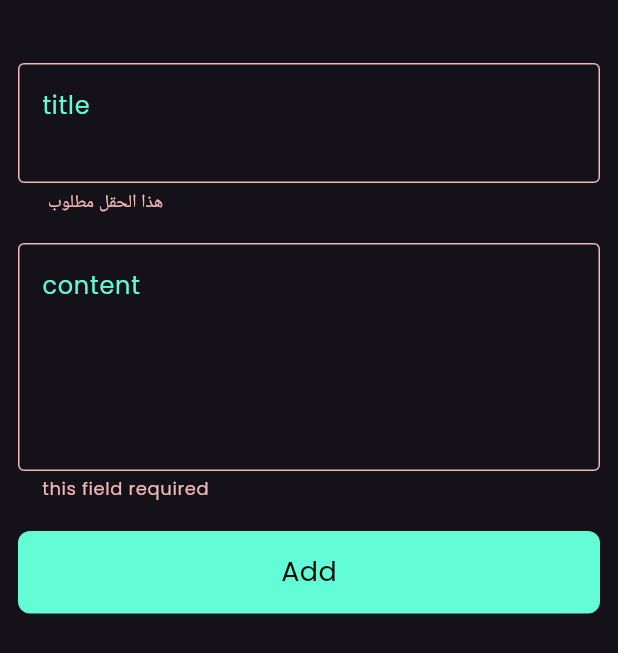
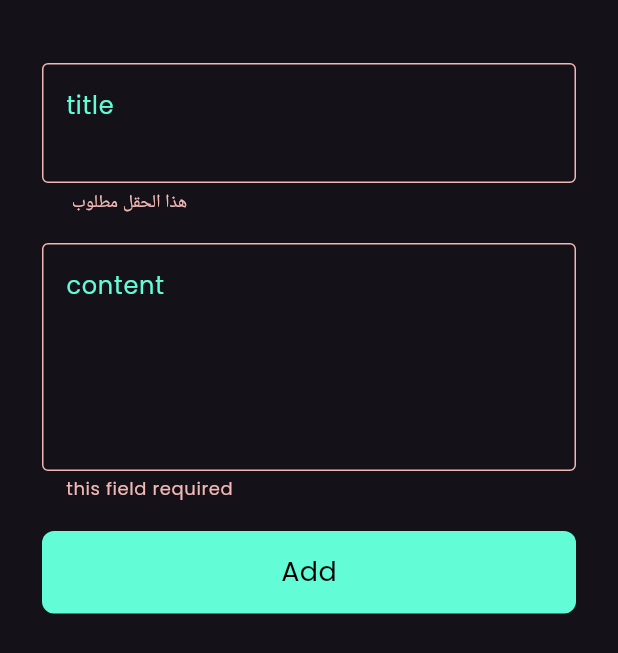
Before and after one commit to Momen-Abdelhaleem/notes, a Flutter app: the AddNoteBottomSheet widget shown alone on an empty page, opened directly, after a tap on "Add", on a phone screen of 412 x 824 dp. Shown: the top 653 px of the screen. Run offline on Flutter 3.47's test engine with Material 3 defaults, Android fonts, the phone set to English and light mode, and no system bars; drawn by our look-alikes of modal_progress_hud_nsn; our stand-ins replace bloc, flutter_bloc, hive, hive_flutter; accounts and stored records are empty.

Commit message:
change add note bottom sheet

```diff
--- /dev/null
+++ b/devtools_options.yaml
@@ -0,0 +1,3 @@
+description: This file stores settings for Dart & Flutter DevTools.
+documentation: https://docs.flutter.dev/tools/devtools/extensions#configure-extension-enablement-states
+extensions:
--- a/lib/cubits/add_note_cubit/add_note_cubit.dart
+++ b/lib/cubits/add_note_cubit/add_note_cubit.dart
@@ -13,10 +13,8 @@ class AddNoteCubit extends Cubit<AddNoteState> {
     emit(AddNoteLoading());
     try {
       var notesBox = Hive.box<NoteModel>(kNotesBox);
-
+      await notesBox.add(note);
       emit(AddNoteSuccess());
-
-      await notesBox.add(note);
     } on Exception catch (e) {
       AddNoteFailure(e.toString());
     }
--- a/lib/main.dart
+++ b/lib/main.dart
@@ -10,8 +10,9 @@ import 'package:note_app/views/home_view.dart';
 void main() async {
   await Hive.initFlutter();
   Bloc.observer = SimpleBlocObserver();
-  await Hive.openBox(kNotesBox);
+
   Hive.registerAdapter(NoteModelAdapter());
+  await Hive.openBox<NoteModel>(kNotesBox);
   runApp(NoteApp());
 }
 
--- a/lib/views/widgets/add_note__form.dart
+++ b/lib/views/widgets/add_note__form.dart
@@ -1,4 +1,7 @@
 import 'package:flutter/material.dart';
+import 'package:flutter_bloc/flutter_bloc.dart' show BlocBuilder, BlocProvider;
+import 'package:note_app/cubits/add_note_cubit/add_note_cubit.dart';
+import 'package:note_app/models/note_model.dart';
 import 'package:note_app/views/widgets/custom_bottom.dart';
 import 'package:note_app/views/widgets/custom_text_field.dart';
 
@@ -47,11 +50,23 @@ class _AddNoteFormState extends State<AddNoteForm> {
             },
           ),
           SizedBox(height: 20),
-          CustomBottom(
-            onTap: () {
-              if (formKey.currentState!.validate()) {
-                formKey.currentState!.save();
-              }
+          BlocBuilder<AddNoteCubit, AddNoteState>(
+            builder: (context, state) {
+              return CustomBottom(
+                isLoading: state is AddNoteLoading ? true : false,
+                onTap: () {
+                  if (formKey.currentState!.validate()) {
+                    formKey.currentState!.save();
+                    var noteModel = NoteModel(
+                      title: title!,
+                      subtitle: subtitle!,
+                      date: DateTime.now().toString(),
+                      color: Colors.blue.value,
+                    );
+                    BlocProvider.of<AddNoteCubit>(context).addNote(noteModel);
+                  }
+                },
+              );
             },
           ),
         ],
--- a/lib/views/widgets/add_note_bottom_sheet.dart
+++ b/lib/views/widgets/add_note_bottom_sheet.dart
@@ -5,13 +5,12 @@ import 'package:note_app/cubits/add_note_cubit/add_note_cubit.dart';
 import 'package:note_app/views/widgets/add_note__form.dart';
 
 class AddNoteBottomSheet extends StatelessWidget {
-  AddNoteBottomSheet({super.key});
+  const AddNoteBottomSheet({super.key});
 
   @override
   Widget build(BuildContext context) {
     return Padding(
       padding: const EdgeInsets.all(12.0),
-      child: SingleChildScrollView(
       child: BlocConsumer<AddNoteCubit, AddNoteState>(
         listener: (context, state) {
           if (state is AddNoteFailure) {}
@@ -20,12 +19,14 @@ class AddNoteBottomSheet extends StatelessWidget {
           }
         },
         builder: (context, state) {
-            return ModalProgressHUD(
-              inAsyncCall: state is AddNoteLoading ? true : false,
-              child: AddNoteForm(),
+          return AbsorbPointer(
+            absorbing: state is AddNoteLoading ? true : false,
+            child: Padding(
+              padding: const EdgeInsets.symmetric(horizontal: 16),
+              child: SingleChildScrollView(child: AddNoteForm()),
+            ),
           );
         },
-        ),
       ),
     );
   }
--- a/lib/views/widgets/custom_bottom.dart
+++ b/lib/views/widgets/custom_bottom.dart
@@ -2,8 +2,9 @@ import 'package:flutter/material.dart';
 import 'package:note_app/constants.dart';
 
 class CustomBottom extends StatelessWidget {
-  const CustomBottom({super.key, this.onTap});
+  const CustomBottom({super.key, this.onTap, this.isLoading = false});
   final void Function()? onTap;
+  final bool isLoading;
   @override
   Widget build(BuildContext context) {
     return GestureDetector(
@@ -16,10 +17,13 @@ class CustomBottom extends StatelessWidget {
           borderRadius: BorderRadius.circular(8),
         ),
         child: Center(
-          child: Text(
-            'Add',
-            style: TextStyle(color: Colors.black, fontSize: 18),
-          ),
+          child:
+              isLoading
+                  ? CircularProgressIndicator(color: Colors.black)
+                  : const Text(
+                    'Add',
+                    style: TextStyle(color: Colors.black, fontSize: 18),
+                  ),
         ),
       ),
     );
```
Lines whose indentation alone changed are shown as unchanged.
